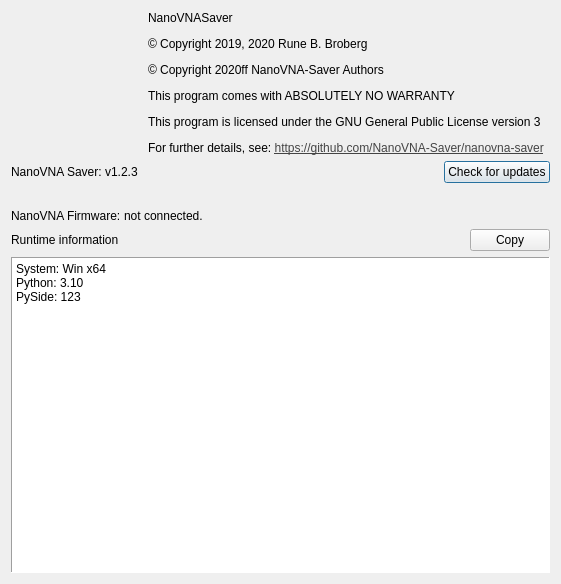
Before: the Qt Designer form src/NanoVNASaver/Windows/ui/about.ui in qworkhard/NanoVNA-Saver-Chinese, drawn with Qt 5.
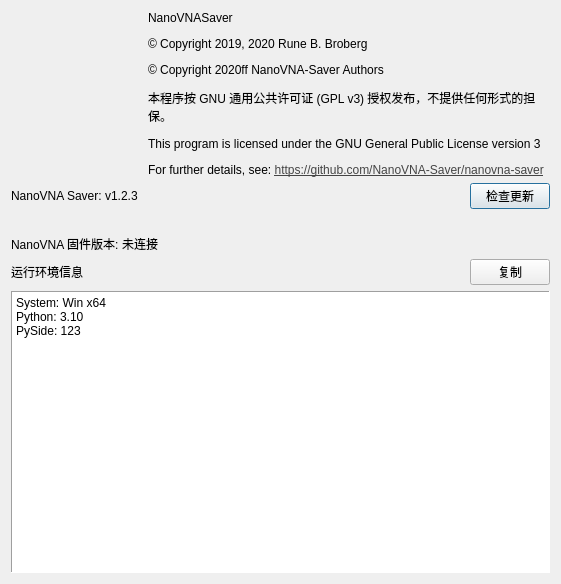
After: the same form once the commit is applied. Icons and pictures are not drawn.

Patch:
```diff
--- a/src/NanoVNASaver/Windows/ui/about.ui
+++ b/src/NanoVNASaver/Windows/ui/about.ui
@@ -86,7 +86,7 @@
          </sizepolicy>
         </property>
         <property name="text">
-         <string>&lt;html&gt;&lt;head/&gt;&lt;body&gt;&lt;p&gt;NanoVNASaver&lt;/p&gt;&lt;p&gt;© Copyright 2019, 2020 Rune B. Broberg&lt;/p&gt;&lt;p&gt;© Copyright 2020ff NanoVNA-Saver Authors&lt;/p&gt;&lt;p&gt;This program comes with ABSOLUTELY NO WARRANTY&lt;/p&gt;&lt;p&gt;This program is licensed under the GNU General Public License version 3&lt;/p&gt;&lt;p&gt;For further details, see: &lt;a href=&quot;https://github.com/NanoVNA-Saver/nanovna-saver&quot;&gt;&lt;span style=&quot; text-decoration: underline; color:#444444;&quot;&gt;https://github.com/NanoVNA-Saver/nanovna-saver&lt;/span&gt;&lt;/a&gt;&lt;/p&gt;&lt;/body&gt;&lt;/html&gt;</string>
+         <string>&lt;html&gt;&lt;head/&gt;&lt;body&gt;&lt;p&gt;NanoVNASaver&lt;/p&gt;&lt;p&gt;© Copyright 2019, 2020 Rune B. Broberg&lt;/p&gt;&lt;p&gt;© Copyright 2020ff NanoVNA-Saver Authors&lt;/p&gt;&lt;p&gt;本程序按 GNU 通用公共许可证 (GPL v3) 授权发布，不提供任何形式的担保。&lt;/p&gt;&lt;p&gt;This program is licensed under the GNU General Public License version 3&lt;/p&gt;&lt;p&gt;For further details, see: &lt;a href=&quot;https://github.com/NanoVNA-Saver/nanovna-saver&quot;&gt;&lt;span style=&quot; text-decoration: underline; color:#444444;&quot;&gt;https://github.com/NanoVNA-Saver/nanovna-saver&lt;/span&gt;&lt;/a&gt;&lt;/p&gt;&lt;/body&gt;&lt;/html&gt;</string>
         </property>
         <property name="wordWrap">
          <bool>true</bool>
@@ -149,7 +149,7 @@
          </sizepolicy>
         </property>
         <property name="text">
-         <string>Check for updates</string>
+         <string>检查更新</string>
         </property>
        </widget>
       </item>
@@ -223,14 +223,14 @@
          </sizepolicy>
         </property>
         <property name="text">
-         <string>NanoVNA Firmware: </string>
+         <string>NanoVNA 固件版本: </string>
         </property>
        </widget>
       </item>
       <item>
        <widget class="QLabel" name="l_dev_version">
         <property name="text">
-         <string>not connected.</string>
+         <string>未连接</string>
         </property>
        </widget>
       </item>
@@ -285,7 +285,7 @@
          <item>
           <widget class="QLabel" name="_l_runtime_title">
            <property name="text">
-            <string>Runtime information</string>
+            <string>运行环境信息</string>
            </property>
           </widget>
          </item>
@@ -298,7 +298,7 @@
             </sizepolicy>
            </property>
            <property name="text">
-            <string>Copy</string>
+            <string>复制</string>
            </property>
            <property name="icon">
             <iconset theme="QIcon::ThemeIcon::EditCopy"/>
```
Left out of the diff: 2 changed lines with no effect on the pictures.
